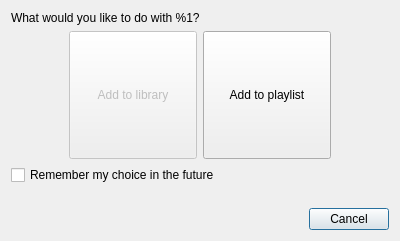
Old version of the form code/MiamPlayer/dragdroppopup.ui in the repository MBach/Miam-Player.
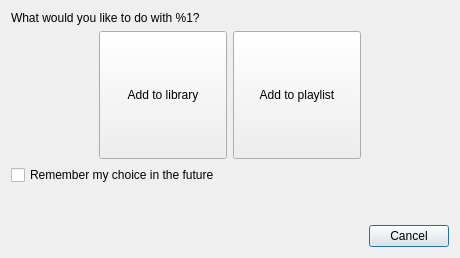
New version of the form. Icons and pictures are not drawn.

```diff
--- a/code/MiamPlayer/dragdroppopup.ui
+++ b/code/MiamPlayer/dragdroppopup.ui
@@ -6,8 +6,8 @@
    <rect>
     <x>0</x>
     <y>0</y>
-    <width>400</width>
-    <height>241</height>
+    <width>460</width>
+    <height>258</height>
    </rect>
   </property>
   <property name="windowTitle">
@@ -41,9 +41,6 @@
      </item>
      <item>
       <widget class="QToolButton" name="toolButtonLibrary">
-       <property name="enabled">
-        <bool>false</bool>
-       </property>
        <property name="minimumSize">
         <size>
          <width>128</width>
```
